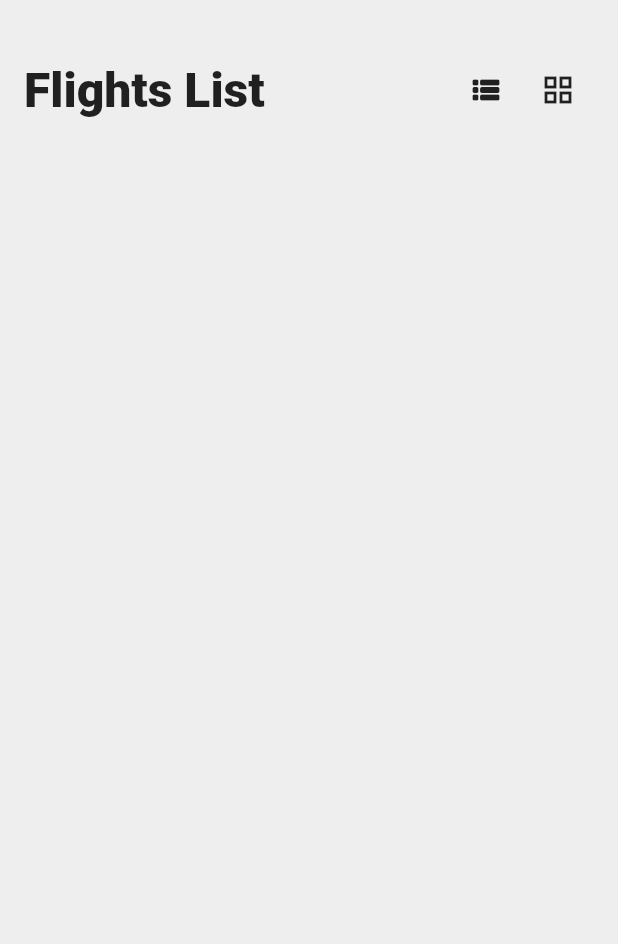
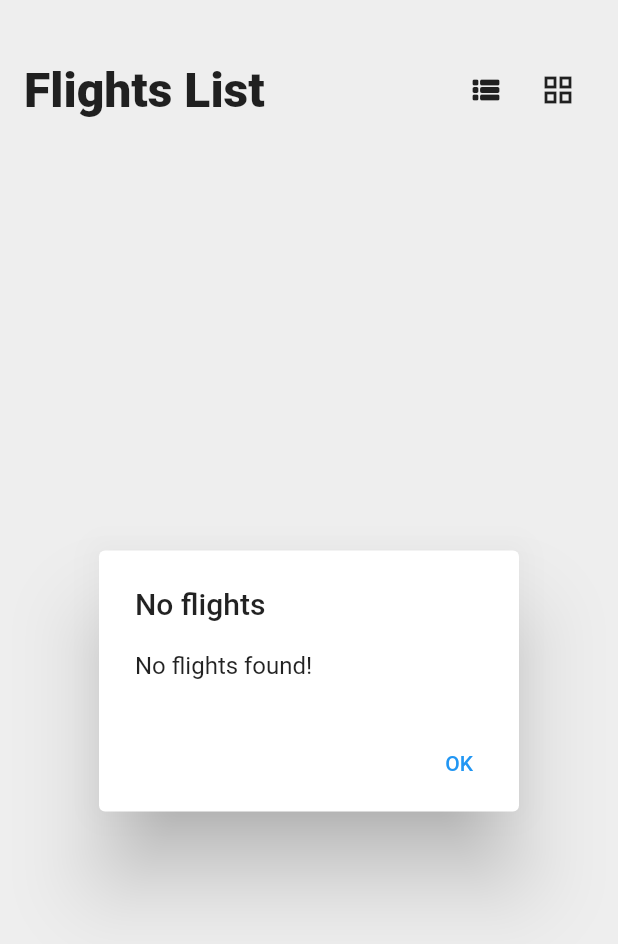
Before and after one commit to Amasuo/consume_external_api, a Flutter app: the screen it shows after launch, after a tap on "Search", on a phone screen of 412 x 824 dp. Shown: the top 944 px of the screen. Run offline on Flutter 3.47's test engine with Material 2 defaults, Android fonts, the phone set to English and light mode, and no system bars; our stand-ins replace get; missing offline and left inert: requests; network calls fail; Roboto replaces fonts that are missing (avenir).

Commit message:
alertdialog when no flights found

```diff
--- a/lib/models/offers_fromJSON.dart
+++ b/lib/models/offers_fromJSON.dart
@@ -157,7 +157,7 @@ class Contact {
 
   factory Contact.fromJson(Map<String, dynamic> json) => Contact(
     phone: "",//json["phone"],
-    fax: json["fax"],
+    fax: "",//json["fax"],
     email: json["email"],
   );
 
--- a/lib/views/flight/flight_list.dart
+++ b/lib/views/flight/flight_list.dart
@@ -67,12 +67,32 @@ class _FlightsPageState extends State<FlightsPage> {
                     if (controller.isLoading)
                       return Center(child: CircularProgressIndicator());
                     else
-                      return ListView.builder(
-                          itemCount: controller.flightList.length,
-                          itemBuilder: (context, index) {
-                            return FlightTile(controller.flightList[index],airlines);
-                          }
+                      if (controller.flightList.length != 0)
+                        return ListView.builder(
+                            itemCount: controller.flightList.length,
+                            itemBuilder: (context, index) {
+                              return FlightTile(controller.flightList[index],airlines);
+                            }
                       );
+                      else
+                        return AlertDialog(
+                          title: Text('No flights'),
+                          content: SingleChildScrollView(
+                            child: ListBody(
+                              children: <Widget>[
+                                Text('No flights found!'),
+                              ],
+                            ),
+                          ),
+                          actions: <Widget>[
+                            TextButton(
+                              child: Text('OK'),
+                              onPressed: () {
+                                Navigator.of(context).pop();
+                              },
+                            ),
+                          ],
+                        );
                   },
                 )
             )
```
Also changed, not shown: lib/services/remote_services.dart (+8 -5 lines), lib/views/flight/flight_input.dart (+6 -7 lines), lib/views/hotel/hotel_list.dart (+22 -2 lines).
